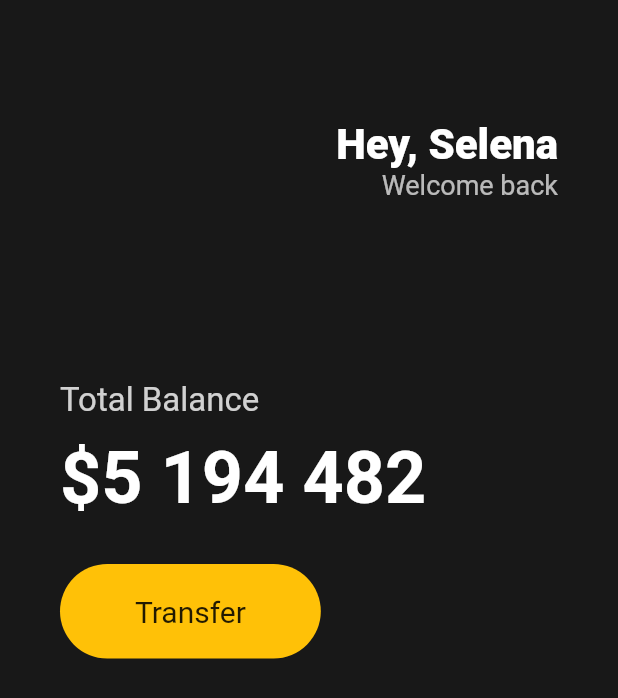
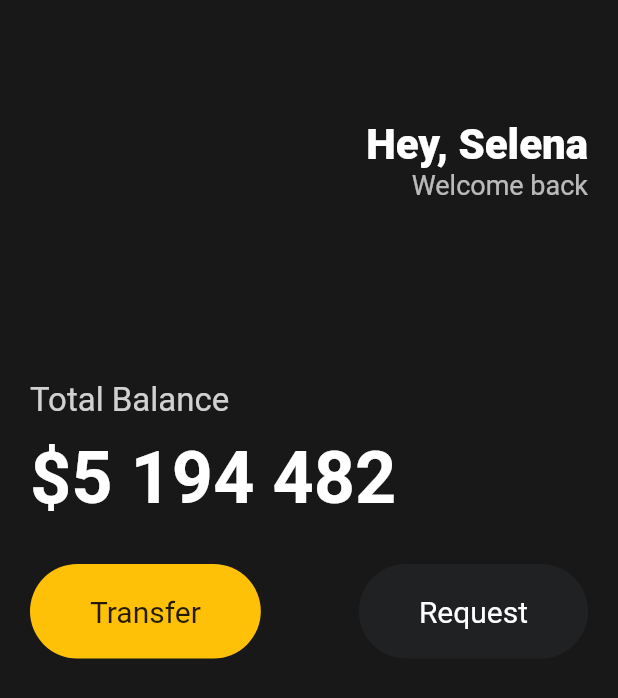
Before and after one commit to Kang-Seonggyu/Nomad_flutter_webtoon, a Flutter app: the screen it shows after launch, on a phone screen of 412 x 824 dp. Shown: the top 698 px of the screen. Run offline on Flutter 3.47's test engine with Material 2 defaults, Android fonts, the phone set to English and light mode, and no system bars.

```diff
--- a/lib/main.dart
+++ b/lib/main.dart
@@ -12,7 +12,7 @@ class App extends StatelessWidget {
         backgroundColor: const Color(0xFF181818),
         body: Padding(
           padding: const EdgeInsets.symmetric(
-                horizontal: 40,
+            horizontal: 20,
           ),
           child: Column(
             crossAxisAlignment: CrossAxisAlignment.start,
@@ -68,7 +68,9 @@ class App extends StatelessWidget {
               const SizedBox(
                 height: 30,
               ),
-                    Row(children: [
+              Row(
+                mainAxisAlignment: MainAxisAlignment.spaceBetween,
+                children: [
                   Container(
                     decoration: BoxDecoration(
                         color: Colors.amber,
@@ -76,7 +78,7 @@ class App extends StatelessWidget {
                     child: const Padding(
                       padding: EdgeInsets.symmetric(
                         vertical: 20,
-                            horizontal: 50,
+                        horizontal: 40,
                       ),
                       child: Text(
                         'Transfer',
@@ -85,9 +87,31 @@ class App extends StatelessWidget {
                         ),
                       ),
                     ),
-                      )
-                    ])
-                  ]))),
+                  ),
+                  Container(
+                    decoration: BoxDecoration(
+                        color: const Color(0xFF1F2123),
+                        borderRadius: BorderRadius.circular(45)),
+                    child: const Padding(
+                      padding: EdgeInsets.symmetric(
+                        vertical: 20,
+                        horizontal: 40,
+                      ),
+                      child: Text(
+                        'Request',
+                        style: TextStyle(
+                          color: Colors.white,
+                          fontSize: 20,
+                        ),
+                      ),
+                    ),
+                  ),
+                ],
+              ),
+            ],
+          ),
+        ),
+      ),
     );
   }
 }
```
Lines whose indentation alone changed are shown as unchanged.
